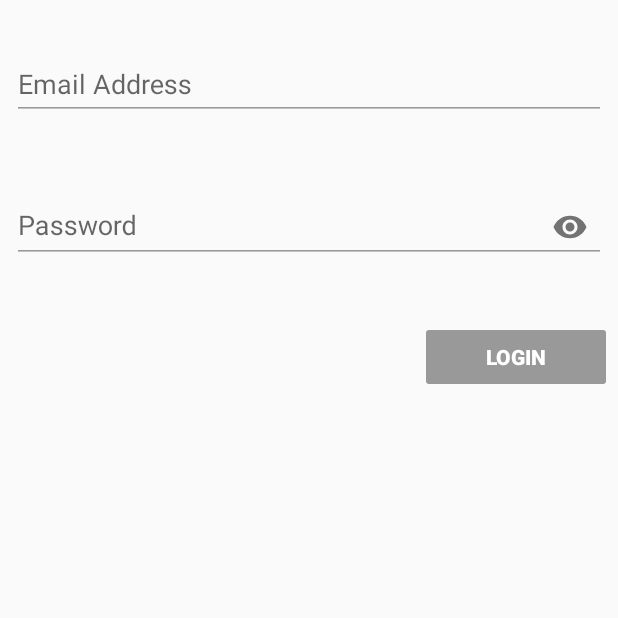
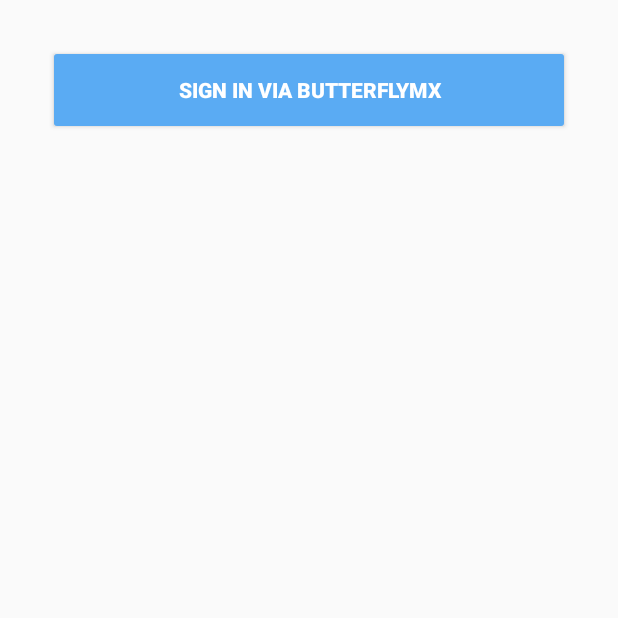
Before and after one commit to runslikebutter/android-demo-app, an Android app: the LoginFragment screen opened through its navigation route, on a phone screen of 412 x 824 dp, the top half of it. Run offline under Robolectric (Android 15) with nearby library versions, the phone set to English and light mode, and no system bars; our stand-ins replace Dagger/Hilt's generated code; libraries missing offline, so code that uses them is left out: com.butterflymx.sdk; 1 statement that could not run was skipped.

Commit message:
MA-492 # Implement oAuth 2.0 authorization

```diff
--- a/app/src/main/java/com/butterflymx/butterflymxapiclient/account/AccountFragment.kt
+++ b/app/src/main/java/com/butterflymx/butterflymxapiclient/account/AccountFragment.kt
@@ -21,7 +21,9 @@ class AccountFragment : Fragment() {
         super.onViewCreated(view, savedInstanceState)
         bt_sign_out.setOnClickListener {
             BMXCore.getInstance(App.context).signOut()
-            Navigation.findNavController(activity!!, R.id.my_nav_host_fragment).navigate(R.id.mainFragment)
+            activity?.let{
+                Navigation.findNavController(it, R.id.my_nav_host_fragment).navigate(R.id.mainFragment)
+            }
         }
 
         tv_full_name.text = BMXCore.getInstance(App.context).user.displayName
--- a/app/src/main/java/com/butterflymx/butterflymxapiclient/signinsignup/login/LoginFragment.kt
+++ b/app/src/main/java/com/butterflymx/butterflymxapiclient/signinsignup/login/LoginFragment.kt
@@ -1,23 +1,29 @@
 package com.butterflymx.butterflymxapiclient.signinsignup.login
 
-import android.content.Context
+import android.content.Intent
 import android.os.Bundle
 import android.view.LayoutInflater
 import android.view.View
 import android.view.ViewGroup
-import android.view.inputmethod.InputMethodManager
 import androidx.navigation.Navigation
 import com.butterflymx.butterflymxapiclient.App
 import com.butterflymx.butterflymxapiclient.R
-import com.butterflymx.butterflymxapiclient.utils.UiLocker
 import com.butterflymx.butterflymxapiclient.utils.mvp.BaseView
+import com.butterflymx.sdk.core.AuthorizationListener
+import com.butterflymx.sdk.core.BMXCore
+import com.butterflymx.sdk.core.Log
 import kotlinx.android.synthetic.main.login.*
 import javax.inject.Inject
 
 class LoginFragment : BaseView() {
 
+    companion object {
+        private const val BMX_REQUEST_CODE = 145
+    }
+
+    @JvmField
     @Inject
-    lateinit var presenter: LoginFragmentPresenter
+    var presenter: LoginFragmentPresenter? = null
 
     override fun onCreateView(inflater: LayoutInflater, container: ViewGroup?, savedInstanceState: Bundle?): View? {
         return inflater.inflate(R.layout.login, container, false)
@@ -27,26 +33,49 @@ class LoginFragment : BaseView() {
         super.onViewCreated(view, savedInstanceState)
 
         App.dagger?.injectLoginFragment(this)
-        presenter.attachView(this)
+        presenter?.attachView(this)
 
-        bt_login.setOnClickListener { login() }
-        bt_login.isEnabled = false
-        et_login.addTextChangedListener(UiLocker.EmailTextWatcher(bt_login, et_login))
+        bt_login?.setOnClickListener { login() }
     }
 
-    private fun login() {
-        presenter.login(et_login.editableText.toString(), et_password.editableText.toString())
+    fun login() {
+        activity?.let {
+            showLoading()
+
+            BMXCore.getInstance(it).events.register(object : AuthorizationListener {
+                override fun onSuccess() {
+                    presenter?.onSuccessCallBack()
+                }
+
+                override fun onFailure(e: Exception) {
+                    presenter?.onFailureCallBack(e)
+                }
+            })
+
+            val clientId = getString(R.string.client_id)
+            val secretId = getString(R.string.secret_id)
+            BMXCore.getInstance(it).setAuthConfig(clientId, secretId)
+
+            val oAuthIntent = BMXCore.getInstance(it).getAuthorizationRequestIntent()
+            startActivityForResult(oAuthIntent, BMX_REQUEST_CODE)
+        }
     }
 
-
     override fun onCompleteMainAction() {
-        val imm = context?.getSystemService(Context.INPUT_METHOD_SERVICE) as InputMethodManager
-        imm.hideSoftInputFromWindow(bt_login.windowToken, 0)
-        Navigation.findNavController(activity!!, R.id.my_nav_host_fragment).navigate(R.id.mainTabFragment)
+        activity?.let {
+            Navigation.findNavController(it, R.id.my_nav_host_fragment).navigate(R.id.mainTabFragment)
+        }
     }
 
     override fun onDestroy() {
-        presenter.detachView()
+        presenter?.detachView()
         super.onDestroy()
     }
+
+    override fun onActivityResult(requestCode: Int, resultCode: Int, data: Intent?) {
+        Log.e("AuthorizationListener", "resultcode: $resultCode")
+        if (activity != null && requestCode == BMX_REQUEST_CODE) {
+            BMXCore.getInstance(activity!!).processAuthorizationResponse(data!!)
+        }
+    }
 }
--- a/app/src/main/java/com/butterflymx/butterflymxapiclient/signinsignup/login/LoginFragmentPresenter.kt
+++ b/app/src/main/java/com/butterflymx/butterflymxapiclient/signinsignup/login/LoginFragmentPresenter.kt
@@ -7,56 +7,32 @@ import com.butterflymx.butterflymxapiclient.utils.Constants
 import com.butterflymx.butterflymxapiclient.utils.Constants.SHARED_PREF_FIREBASE_KEY
 import com.butterflymx.butterflymxapiclient.utils.mvp.BasePresenter
 import com.butterflymx.butterflymxapiclient.utils.mvp.BaseView
-import com.butterflymx.sdk.core.AuthData
 import com.butterflymx.sdk.core.BMXCore
-import com.butterflymx.sdk.core.RequestCallBack
+import com.butterflymx.sdk.core.Log
 
 class LoginFragmentPresenter : BasePresenter<BaseView>() {
 
-    fun login(email: String, password: String) {
-        view.showLoading()
-        try {
-            val authData = generateAuthData(email, password)
-            BMXCore.getInstance(App.context).signIn(authData)
-        } catch (e: Exception) {
-            if (isViewAttached) {
-                view.showMessage("Error: ${e.message}")
-                view.hideLoading()
-            }
+    fun onFailureCallBack(e: Exception) {
+        Log.e("AuthorizationListener", "authorization fail with error: ${e.message}")
+        if (isViewAttached) {
+            view?.hideLoading()
+            view?.showMessage("Failure ${e.message}")
         }
     }
 
-    private fun generateAuthData(email: String, password: String): AuthData {
-        val authDataBuilder = AuthData.Builder()
-        authDataBuilder.setCallBack(createCallBack())
-        authDataBuilder.setEmail(email)
-        authDataBuilder.setPassword(password)
-        authDataBuilder.setSecretID(App.context.getString(R.string.SECRET_ID))
-        authDataBuilder.setClientID(App.context.getString(R.string.CLIENT_ID))
-        return authDataBuilder.build()
-    }
+    fun onSuccessCallBack() {
+        Log.d("AuthorizationListener", "authorization completed")
 
-    private fun createCallBack(): RequestCallBack {
-        return object : RequestCallBack {
-            override fun onSuccess() {
-                //register FireBase Token in ButterflyMX SDK
-                val mSharedPreferences = App.context.getSharedPreferences(Constants.SHARED_PREF_NAME, Context.MODE_PRIVATE)
-                val fireBaseToken = mSharedPreferences.getString(SHARED_PREF_FIREBASE_KEY, "") ?: ""
-                BMXCore.getInstance(App.context).registerCloudMessaging(fireBaseToken)
+        view?.hideLoading()
 
-                if (isViewAttached) {
-                    view.hideLoading()
-                    view.onCompleteMainAction()
-                }
-            }
-
-            override fun onFailure(e: Exception) {
-                if (isViewAttached) {
-                    view.hideLoading()
-                    view.showMessage("Failure ${e.message}")
-                }
-            }
+        //register FireBase Token in ButterflyMX SDK
+        val mSharedPreferences = App.context.getSharedPreferences(Constants.SHARED_PREF_NAME, Context.MODE_PRIVATE)
+        val fireBaseToken = mSharedPreferences.getString(SHARED_PREF_FIREBASE_KEY, "") ?: ""
+        if (fireBaseToken.isNotEmpty()) {
+            BMXCore.getInstance(App.context).registerCloudMessaging(fireBaseToken)
+            view?.onCompleteMainAction()
+        } else {
+            view?.showMessage(App.context.getString(R.string.empty_fb_token))
         }
     }
-
 }
--- a/app/src/main/java/com/butterflymx/butterflymxapiclient/utils/mvp/BasePresenter.java
+++ /dev/null
@@ -1,34 +0,0 @@
-package com.butterflymx.butterflymxapiclient.utils.mvp;
-
-public abstract class BasePresenter<T extends BaseView> implements MvpPresenter<T> {
-
-    private T view;
-
-    @Override
-    public void attachView(T mvpView) {
-        view = mvpView;
-    }
-
-    @Override
-    public void detachView() {
-        view = null;
-    }
-
-    public T getView() {
-        return view;
-    }
-
-    protected boolean isViewAttached() {
-        return view != null;
-    }
-
-    @Override
-    public void destroy() {
-    }
-
-    @Override
-    public void viewIsReady() {
-    }
-
-
-}
--- a/app/src/main/java/com/butterflymx/butterflymxapiclient/utils/mvp/MvpPresenter.java
+++ /dev/null
@@ -1,12 +0,0 @@
-package com.butterflymx.butterflymxapiclient.utils.mvp;
-
-public interface MvpPresenter<T extends BaseView> {
-
-    void attachView(T mvpView);
-
-    void viewIsReady();
-
-    void detachView();
-
-    void destroy();
-}
--- /dev/null
+++ b/app/src/main/java/com/butterflymx/butterflymxapiclient/utils/mvp/MvpPresenter.kt
@@ -0,0 +1,12 @@
+package com.butterflymx.butterflymxapiclient.utils.mvp
+
+interface MvpPresenter<T : BaseView> {
+
+    fun attachView(mvpView: T)
+
+    fun viewIsReady()
+
+    fun detachView()
+
+    fun destroy()
+}
--- a/app/src/main/java/com/butterflymx/butterflymxapiclient/utils/mvp/MvpView.java
+++ /dev/null
@@ -1,12 +0,0 @@
-package com.butterflymx.butterflymxapiclient.utils.mvp;
-
-public interface MvpView {
-    void showLoading();
-
-    void hideLoading();
-
-    void showMessage(String message);
-
-    void onCompleteMainAction();
-
-}
--- /dev/null
+++ b/app/src/main/java/com/butterflymx/butterflymxapiclient/utils/mvp/MvpView.kt
@@ -0,0 +1,12 @@
+package com.butterflymx.butterflymxapiclient.utils.mvp
+
+interface MvpView {
+    fun showLoading()
+
+    fun hideLoading()
+
+    fun showMessage(message: String)
+
+    fun onCompleteMainAction()
+
+}
--- a/app/src/main/res/layout/account.xml
+++ b/app/src/main/res/layout/account.xml
@@ -17,6 +17,7 @@
         android:text="@string/account_edit_password"
         android:textColor="@color/bmx_blue"
         app:layout_constraintEnd_toStartOf="@+id/bt_sign_out"
+        android:visibility="gone"
         app:layout_constraintHorizontal_bias="0.5"
         app:layout_constraintStart_toStartOf="parent"
         app:layout_constraintTop_toBottomOf="@id/ti_phone_number" />
--- a/app/src/main/res/layout/login.xml
+++ b/app/src/main/res/layout/login.xml
@@ -4,62 +4,15 @@
     android:layout_width="match_parent"
     android:layout_height="match_parent">
 
-    <android.support.design.widget.TextInputLayout
-        android:id="@+id/ti_login"
-        android:layout_width="0dp"
-        android:layout_height="wrap_content"
-        android:layout_marginStart="8dp"
-        android:layout_marginTop="24dp"
-        android:layout_marginEnd="8dp"
-        android:theme="@style/TextInputLayout"
-        app:errorEnabled="true"
-        app:layout_constraintEnd_toEndOf="parent"
-        app:layout_constraintStart_toStartOf="parent"
-        app:layout_constraintTop_toTopOf="parent">
-
-        <android.support.design.widget.TextInputEditText
-            android:id="@+id/et_login"
-            android:layout_width="match_parent"
-            android:layout_height="wrap_content"
-            android:hint="@string/activity_login_email_address"
-            android:inputType="textEmailAddress" />
-
-    </android.support.design.widget.TextInputLayout>
-
-    <android.support.design.widget.TextInputLayout
-        android:id="@+id/ti_password"
+    <Button
+        android:id="@+id/bt_login"
         android:layout_width="match_parent"
         android:layout_height="wrap_content"
-        android:layout_marginStart="8dp"
-        android:layout_marginEnd="8dp"
-        android:layout_marginTop="16dp"
-        android:theme="@style/TextInputLayout"
-        app:errorEnabled="true"
-        app:layout_constraintEnd_toEndOf="parent"
-        app:layout_constraintStart_toStartOf="parent"
-        app:layout_constraintTop_toBottomOf="@+id/ti_login"
-        app:passwordToggleEnabled="true">
-
-        <android.support.design.widget.TextInputEditText
-            android:id="@+id/et_password"
-            android:layout_width="match_parent"
-            android:layout_height="wrap_content"
-            android:hint="@string/activity_login_prompt_password"
-            android:inputType="textPassword" />
-
-    </android.support.design.widget.TextInputLayout>
-
-    <Button
-        android:id="@+id/bt_login"
-        android:layout_width="120dp"
-        android:layout_height="36dp"
-        android:layout_marginTop="24dp"
-        android:layout_marginEnd="8dp"
+        android:layout_margin="36dp"
         android:background="@drawable/bg_bt_selector_login"
-        android:text="@string/activity_login_login"
+        android:text="@string/activity_sign_in"
         android:textColor="@color/white"
         android:textStyle="normal|bold"
-        app:layout_constraintEnd_toEndOf="parent"
-        app:layout_constraintTop_toBottomOf="@+id/ti_password" />
+        app:layout_constraintTop_toTopOf="parent"/>
 
 </android.support.constraint.ConstraintLayout>
--- a/app/src/main/res/values/strings.xml
+++ b/app/src/main/res/values/strings.xml
@@ -40,5 +40,8 @@
     <string name="select_panel_fragment_press_to_open">Press to Open</string>
     <string name="select_panel_fragment_wait">Wait...</string>
     <string name="select_unit_fragment__not_available">Not Available</string>
+    <string name="auth_error">Something went wrong with your authorization</string>
+    <string name="activity_sign_in">Sign In via ButterflyMX</string>
+    <string name="empty_fb_token">Firebase token can\'t be empty</string>
 
 </resources>
```
Also changed, not shown: app/build.gradle (+6 -3 lines), app/src/main/java/com/butterflymx/butterflymxapiclient/utils/mvp/BasePresenter.kt (added, +24 -0 lines).
